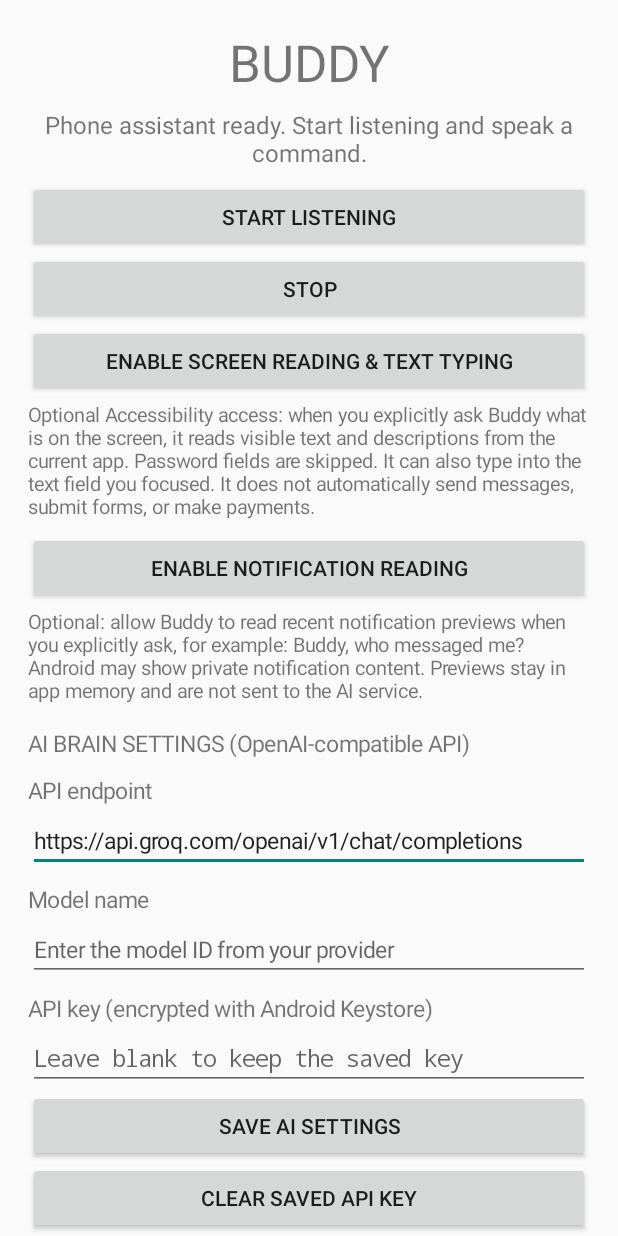
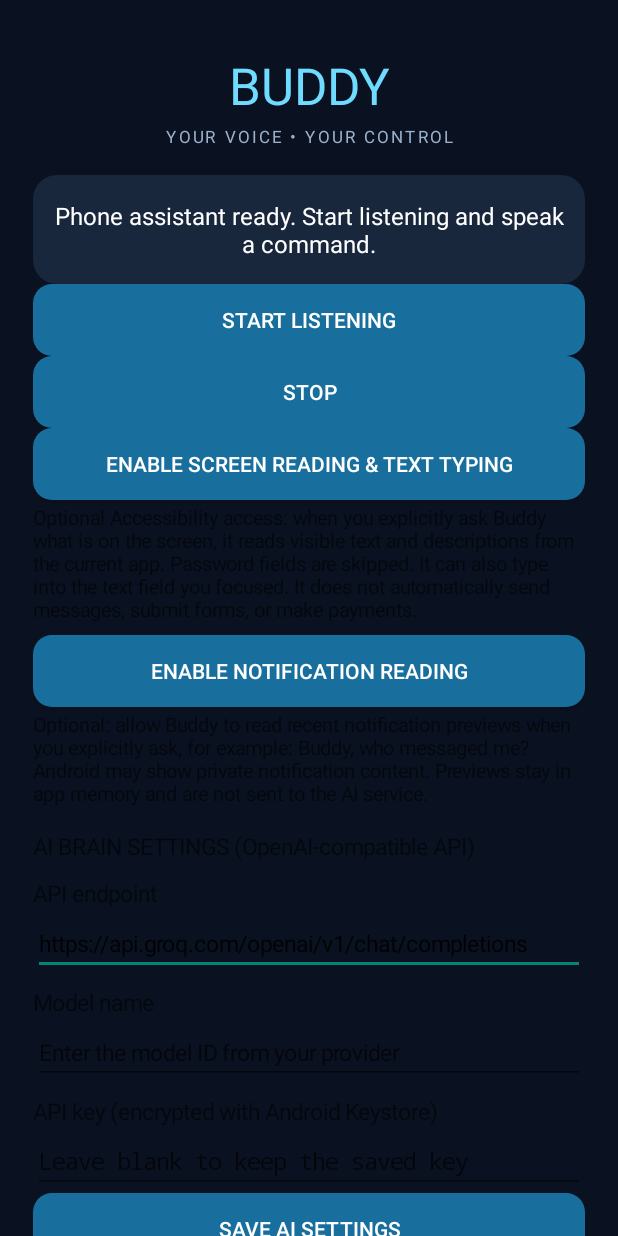
Before and after one commit to 9304848185aS/Buddy-4, an Android app: the screen it shows after launch (MainActivity), on a phone screen of 412 x 824 dp. Run offline under Robolectric (Android 15) with nearby library versions, the phone set to English and light mode, and no system bars.

Commit message:
Refresh Buddy home screen with high-contrast dark assistant styling

```diff
--- a/app/src/main/java/com/example/buddy/MainActivity.kt
+++ b/app/src/main/java/com/example/buddy/MainActivity.kt
@@ -4,6 +4,8 @@ import android.Manifest
 import android.app.Activity
 import android.content.Intent
 import android.content.pm.PackageManager
+import android.graphics.Color
+import android.graphics.drawable.GradientDrawable
 import android.os.Build
 import android.os.Bundle
 import android.text.InputType
@@ -27,9 +29,15 @@ class MainActivity : Activity() {
     override fun onCreate(savedInstanceState: Bundle?) {
         super.onCreate(savedInstanceState)
         val prefs = getSharedPreferences("buddy_ai", MODE_PRIVATE)
+        fun dp(value: Int) = (value * resources.displayMetrics.density).toInt()
+        fun rounded(color: Int, radius: Int) = GradientDrawable().apply {
+            setColor(color)
+            cornerRadius = dp(radius).toFloat()
+        }
         val content = LinearLayout(this).apply {
             orientation = LinearLayout.VERTICAL
-            setPadding(28, 28, 28, 28)
+            setPadding(dp(22), dp(24), dp(22), dp(28))
+            setBackgroundColor(Color.rgb(10, 17, 32))
         }
         fun label(value: String) = TextView(this).apply {
             text = value
@@ -48,13 +56,25 @@ class MainActivity : Activity() {
         content.addView(TextView(this).apply {
             text = "BUDDY"
             textSize = 34f
+            setTextColor(Color.rgb(111, 220, 255))
             gravity = Gravity.CENTER
+            setPadding(0, dp(10), 0, dp(4))
+        })
+        content.addView(TextView(this).apply {
+            text = "YOUR VOICE • YOUR CONTROL"
+            textSize = 11f
+            letterSpacing = 0.18f
+            setTextColor(Color.rgb(155, 177, 204))
+            gravity = Gravity.CENTER
+            setPadding(0, 0, 0, dp(18))
         })
         status = TextView(this).apply {
             text = "Phone assistant ready. Start listening and speak a command."
             textSize = 16f
             gravity = Gravity.CENTER
-            setPadding(0, 12, 0, 12)
+            setTextColor(Color.WHITE)
+            setPadding(dp(14), dp(16), dp(14), dp(16))
+            background = rounded(Color.rgb(25, 39, 61), 16)
         }
         content.addView(status)
         content.addView(Button(this).apply {
@@ -169,7 +189,31 @@ class MainActivity : Activity() {
             textSize = 13f
             setPadding(0, 12, 0, 16)
         })
-        val scroll = ScrollView(this).apply { addView(content) }
+        // Apply a consistent high-contrast dark interface to every control.
+        for (index in 0 until content.childCount) {
+            when (val child = content.getChildAt(index)) {
+                is Button -> {
+                    child.background = rounded(Color.rgb(24, 111, 158), 13)
+                    child.setTextColor(Color.WHITE)
+                    child.textSize = 14f
+                    child.setPadding(dp(14), dp(13), dp(14), dp(13))
+                    child.isAllCaps = false
+                }
+                is TextView -> {
+                    if (child !== status && child.textColors.defaultColor == Color.BLACK) {
+                        child.setTextColor(Color.rgb(218, 229, 243))
+                    }
+                }
+                is EditText -> {
+                    child.setTextColor(Color.WHITE)
+                    child.setHintTextColor(Color.rgb(139, 157, 180))
+                }
+            }
+        }
+        val scroll = ScrollView(this).apply {
+            setBackgroundColor(Color.rgb(10, 17, 32))
+            addView(content)
+        }
         setContentView(scroll)
     }
 
```
